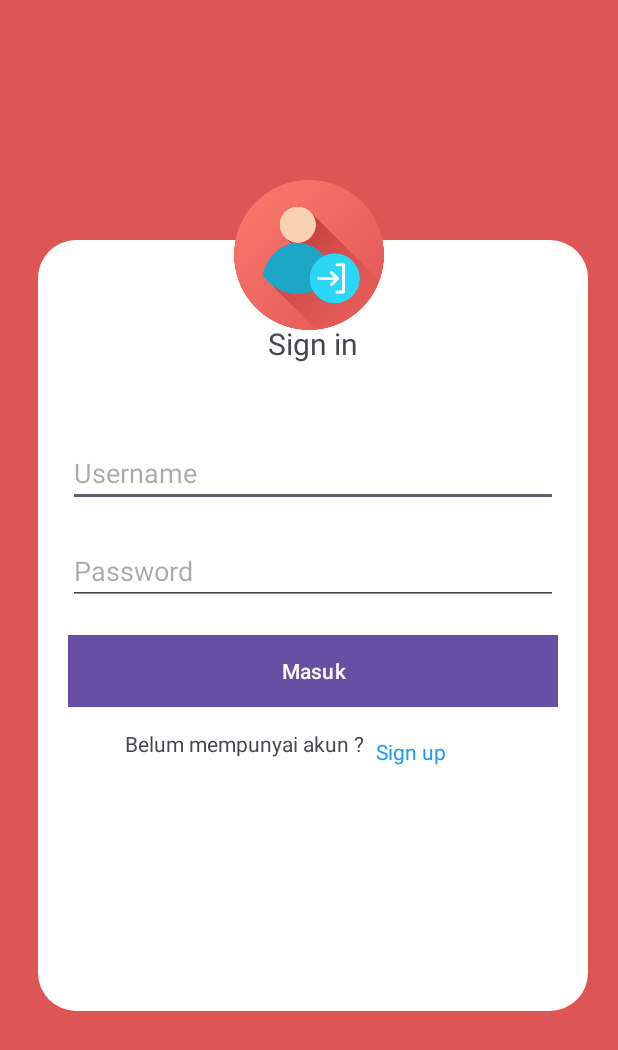
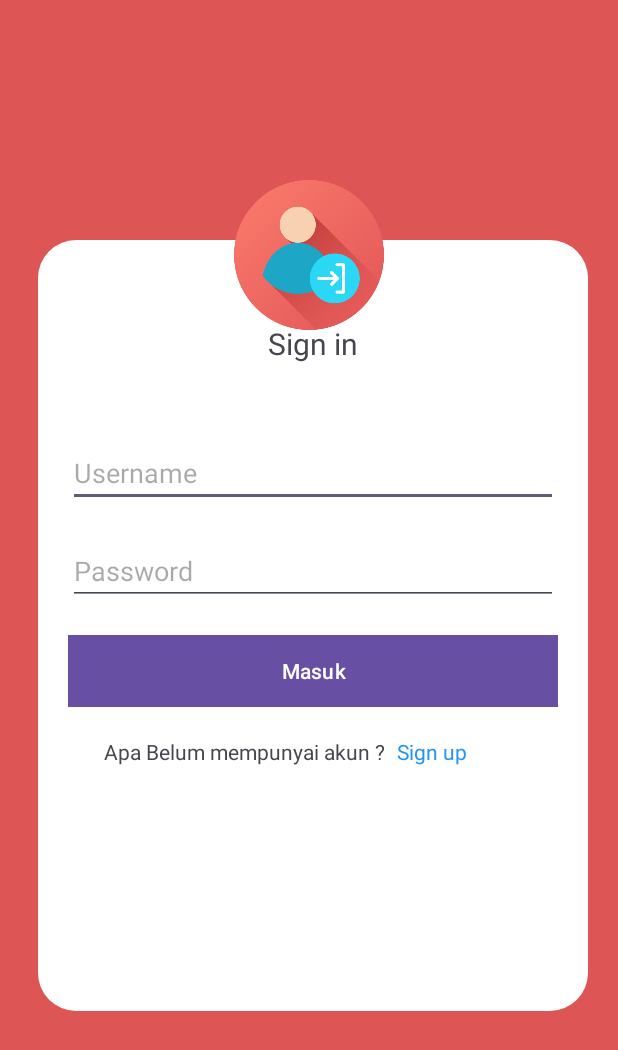
Before and after one commit to Bayusatriooo/TA-PM-TK22A-REMBO2, an Android app: the screen it shows after launch (LoginActivity), on a phone screen of 412 x 824 dp. Shown: the top 1050 px of the screen. Run offline under Robolectric (Android 15) with nearby library versions, the phone set to English and light mode, and no system bars; 1 statement that could not run was skipped.

Commit message:
master : menambah bacaan apa di mempunyai akun

```diff
--- a/program/app/src/main/res/layout/activity_login.xml
+++ b/program/app/src/main/res/layout/activity_login.xml
@@ -72,9 +72,9 @@
                     android:id="@+id/txRgst"
                     android:layout_width="wrap_content"
                     android:layout_height="wrap_content"
-                    android:layout_marginTop="20dp"
+                    android:layout_marginTop="25dp"
                     android:gravity="center_horizontal"
-                    android:text="Belum mempunyai akun ?" />
+                    android:text="Apa Belum mempunyai akun ?" />
 
                 <Space
                     android:layout_width="8dp"
```
Also changed, not shown: 1 other file.
